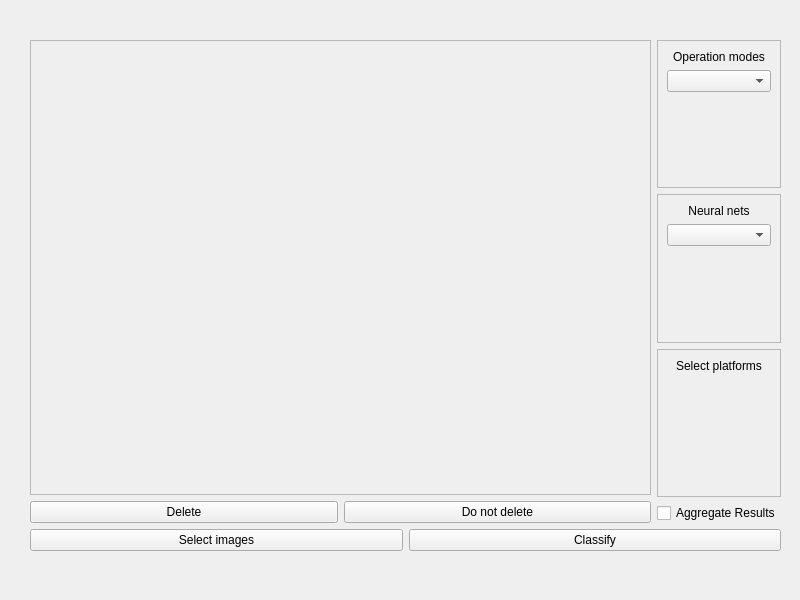
Before: the Qt Designer form src/gui/handler/ui/StartWidget.ui in MaximilianFranz/hics, drawn with Qt 5.
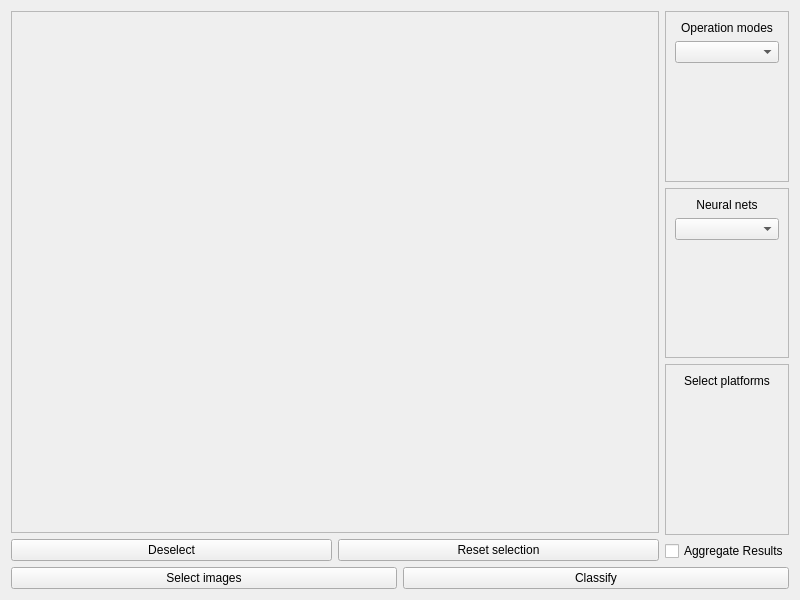
After: the same form once the commit is applied.

Commit message: Set the top-level widget sizes in the UI's to fit the whole size of the UI.

Patch:
```diff
--- a/src/gui/handler/ui/StartWidget.ui
+++ b/src/gui/handler/ui/StartWidget.ui
@@ -19,15 +19,8 @@
   <property name="windowTitle">
    <string>Form</string>
   </property>
-  <widget class="QWidget" name="layoutWidget">
-   <property name="geometry">
-    <rect>
-     <x>30</x>
-     <y>40</y>
-     <width>751</width>
-     <height>511</height>
-    </rect>
-   </property>
+  <layout class="QGridLayout" name="gridLayout">
+   <item row="0" column="0">
    <layout class="QGridLayout" name="startWidgetMainGridLayout" rowstretch="1,0" columnstretch="3,0">
     <property name="sizeConstraint">
      <enum>QLayout::SetNoConstraint</enum>
@@ -65,8 +58,8 @@
           <rect>
            <x>0</x>
            <y>0</y>
-           <width>581</width>
-           <height>435</height>
+            <width>612</width>
+            <height>506</height>
           </rect>
          </property>
          <widget class="QWidget" name="verticalLayoutWidget">
@@ -74,11 +67,15 @@
            <rect>
             <x>-1</x>
             <y>-1</y>
-            <width>581</width>
-            <height>431</height>
-           </rect>
-          </property>
-          <layout class="QVBoxLayout" name="inputImagesQVBoxLayout"/>
+             <width>241</width>
+             <height>91</height>
+            </rect>
+           </property>
+           <layout class="QVBoxLayout" name="inputImagesQVBoxLayout">
+            <property name="sizeConstraint">
+             <enum>QLayout::SetDefaultConstraint</enum>
+            </property>
+           </layout>
          </widget>
         </widget>
        </widget>
@@ -94,7 +91,7 @@
            </sizepolicy>
           </property>
           <property name="text">
-           <string>Delete</string>
+            <string>Deselect</string>
           </property>
          </widget>
         </item>
@@ -107,7 +104,7 @@
            </sizepolicy>
           </property>
           <property name="text">
-           <string>Do not delete</string>
+            <string>Reset selection</string>
           </property>
          </widget>
         </item>
@@ -278,7 +275,8 @@
      </layout>
     </item>
    </layout>
-  </widget>
+   </item>
+  </layout>
  </widget>
  <resources/>
  <connections/>
```
Lines whose indentation alone changed are shown as unchanged. The commit also changes 5 other files.
